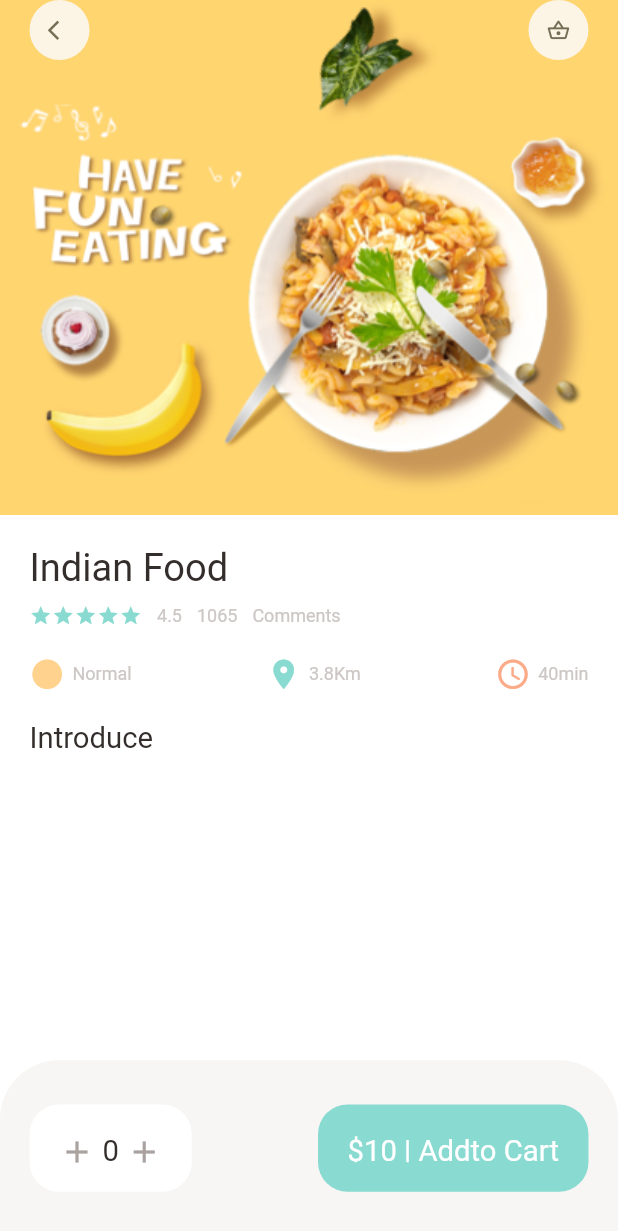
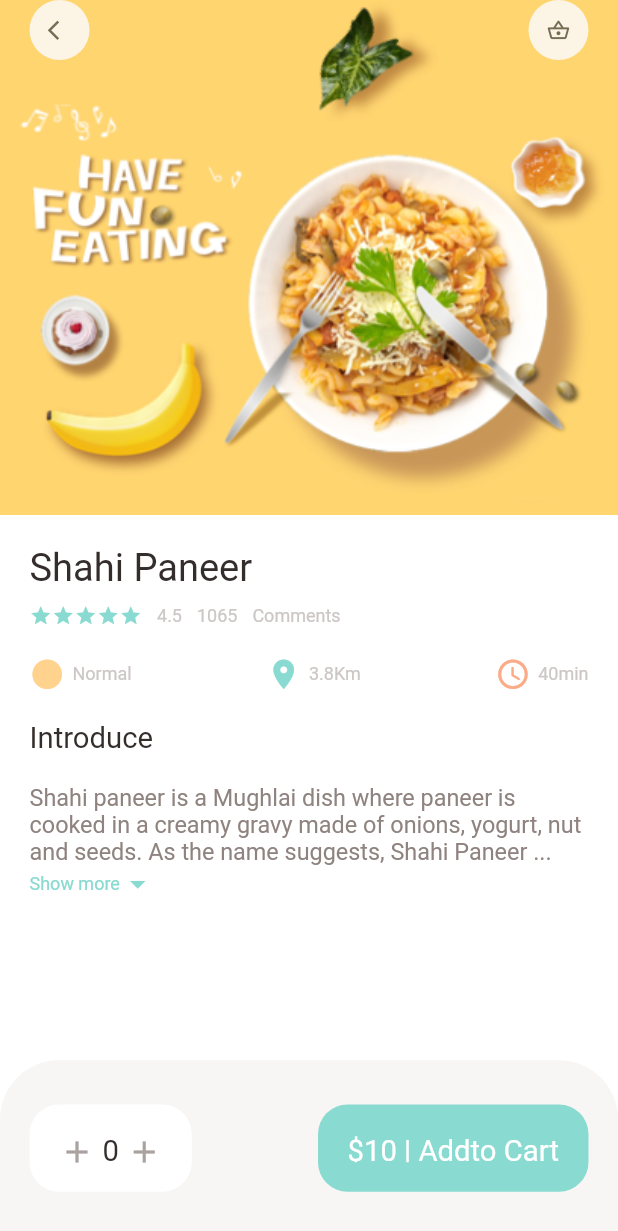
Before and after one commit to apurvajain10/AfzalMao, a Flutter app: the PopularFoodDetail screen opened directly, on a phone screen of 412 x 824 dp. Shown: the top 1231 px of the screen. Run offline on Flutter 3.47's test engine with Material 2 defaults, Android fonts, the phone set to English and light mode, and no system bars; our stand-ins replace dots_indicator, get.

Commit message:
food discription pages

```diff
--- a/lib/main.dart
+++ b/lib/main.dart
@@ -1,4 +1,5 @@
 import 'package:afzal_mao/pages/food/popular_food_detail.dart';
+import 'package:afzal_mao/pages/food/recommended_food_detail.dart';
 import 'package:afzal_mao/pages/home/main_food_page.dart';
 import 'package:flutter/material.dart';
 import 'package:get/get.dart';
@@ -18,7 +19,7 @@ class MyApp extends StatelessWidget {
       theme: ThemeData(
       primarySwatch: Colors.blue,
       ),
-      home: PopularFoodDetail(),
+      home: RecommendedFoodDetail(),
     );
   }
 }
--- a/lib/pages/food/popular_food_detail.dart
+++ b/lib/pages/food/popular_food_detail.dart
@@ -3,6 +3,7 @@ import 'package:afzal_mao/utils/dimensions.dart';
 import 'package:afzal_mao/widgets/app_column.dart';
 import 'package:afzal_mao/widgets/app_icon.dart';
 import 'package:afzal_mao/widgets/big_text.dart';
+import 'package:afzal_mao/widgets/expandable_text_widget.dart';
 import 'package:afzal_mao/widgets/icon_and_text_widget.dart';
 import 'package:afzal_mao/widgets/small_text.dart';
 import 'package:flutter/cupertino.dart';
@@ -17,6 +18,7 @@ class PopularFoodDetail extends StatelessWidget {
       backgroundColor: Colors.white,
       body: Stack(
         children: [
+          //background Image
           Positioned(
               left : 0,
               right: 0,
@@ -33,6 +35,7 @@ class PopularFoodDetail extends StatelessWidget {
                 ),
 
           )),
+          //Icon Widgets
           Positioned(
              left: Dimensions.width20,
             right: Dimensions.width20,
@@ -44,6 +47,7 @@ class PopularFoodDetail extends StatelessWidget {
               ],
             ),
           ),
+          //Introduction of Food
           Positioned(
             left: 0,
               right: 0,
@@ -62,12 +66,28 @@ class PopularFoodDetail extends StatelessWidget {
             child: Column(
               crossAxisAlignment: CrossAxisAlignment.start,
               children: [
-                AppColumn(text:"Indian Food"),
+                AppColumn(text:"Shahi Paneer"),
                 SizedBox(height: Dimensions.height20,),
                 BigText(text: "Introduce"),
+                SizedBox(height: Dimensions.height20,),
+                Expanded( // SingleChildScrollView does not work alone inside a column. you need to wrap it around another widget
+                  child: SingleChildScrollView( // to make it scroallable
+                    child: ExpandableTextWidget(text: "Shahi paneer is a Mughlai dish where paneer is cooked in a creamy gravy made of onions, yogurt, "
+                        "nut and seeds. As the name suggests, Shahi Paneer literally means Paneer for the royalty. So it is cooked with ingredients that "
+                        "impart a richness to the dish like yogurt, cream, nuts and seeds.This is one of the few vegetarian recipes you’ll find in the "
+                        "traditional Mughlai cuisine other than desserts which brings us to a popular and rich regional cuisine made popular by restaurants "
+                        "across India. Shahi paneer is a Mughlai dish where paneer is cooked in a creamy gravy made of onions, yogurt, "
+                        "nut and seeds. As the name suggests, Shahi Paneer literally means Paneer for the royalty. So it is cooked with ingredients that "
+                        "impart a richness to the dish like yogurt, cream, nuts and seeds.This is one of the few vegetarian recipes you’ll find in the "
+                        "traditional Mughlai cuisine other than desserts which brings us to a popular and rich regional cuisine made popular by restaurants "
+                        "across India. "),
+                  ),
+                )
               ],
             ),
           ))
+          //Expandabe Text Widget
+
         ],
       ),
       bottomNavigationBar: Container(
--- /dev/null
+++ b/lib/pages/food/recommended_food_detail.dart
@@ -0,0 +1,84 @@
+import 'package:afzal_mao/utils/colors.dart';
+import 'package:afzal_mao/utils/dimensions.dart';
+import 'package:afzal_mao/widgets/app_icon.dart';
+import 'package:afzal_mao/widgets/big_text.dart';
+import 'package:flutter/cupertino.dart';
+import 'package:flutter/material.dart';
+
+class RecommendedFoodDetail extends StatelessWidget {
+  const RecommendedFoodDetail({Key? key}) : super(key: key);
+
+  @override
+  Widget build(BuildContext context) {
+    return Scaffold(
+      body: CustomScrollView(
+        slivers: [//slivers are special widgets that have special effect
+          //it takes a list of slivers
+          SliverAppBar(
+            toolbarHeight: 80,
+            title: Row(
+              mainAxisAlignment: MainAxisAlignment.spaceBetween,
+              children: [
+                AppIcon(icon: Icons.clear),
+                AppIcon(icon: Icons.shopping_basket_outlined),
+              ],
+            ),
+            bottom: PreferredSize(
+              preferredSize: Size.fromHeight(20),
+              child: Container(
+                //margin: EdgeInsets.only(left: Dimensions.width20, right: Dimensions.width20),
+                color: Colors.white,
+                child: Center(child: BigText(size: Dimensions.font26,
+                    text:"Silver App Bar")),
+                width: double.maxFinite,
+                padding: EdgeInsets.only(top:5, bottom:10),
+
+                //decoration: BoxDecoration(
+                  //  borderRadius: BorderRadius.only(
+                      //  topLeft: Radius.circular(Dimensions.radius20),
+                      //  topRight: Radius.circular(Dimensions.radius20)
+                    //)
+              //  ),
+              )
+            ),
+            expandedHeight: 300,
+            pinned: true,
+            backgroundColor: AppColors.yellowColor,
+            flexibleSpace: FlexibleSpaceBar(
+              background: Image.asset("assets/image/food0.png",
+              width: double.maxFinite,
+              fit: BoxFit.cover,),
+            ),
+          ),
+          SliverToBoxAdapter(
+            child: Text("Shahi paneer is a Mughlai dish where paneer is cooked in a creamy gravy made of onions, yogurt, "
+                "nut and seeds. As the name suggests, Shahi Paneer literally means Paneer for the royalty. So it is cooked with ingredients that "
+                "impart a richness to the dish like yogurt, cream, nuts and seeds.This is one of the few vegetarian recipes you’ll find in the "
+                "traditional Mughlai cuisine other than desserts which brings us to a popular and rich regional cuisine made popular by restaurants "
+                "across India. Shahi paneer is a Mughlai dish where paneer is cooked in a creamy gravy made of onions, yogurt, "
+                "nut and seeds. As the name suggests, Shahi Paneer literally means Paneer for the royalty. So it is cooked with ingredients that "
+                "impart a richness to the dish like yogurt, cream, nuts and seeds.This is one of the few vegetarian recipes you’ll find in the "
+                "traditional Mughlai cuisine other than desserts which brings us to a popular and rich regional cuisine made popular by restaurants "
+                "across India. Shahi paneer is a Mughlai dish where paneer is cooked in a creamy gravy made of onions, yogurt, "
+                "nut and seeds. As the name suggests, Shahi Paneer literally means Paneer for the royalty. So it is cooked with ingredients that "
+                "impart a richness to the dish like yogurt, cream, nuts and seeds.This is one of the few vegetarian recipes you’ll find in the "
+                "traditional Mughlai cuisine other than desserts which brings us to a popular and rich regional cuisine made popular by restaurants "
+                "across India. Shahi paneer is a Mughlai dish where paneer is cooked in a creamy gravy made of onions, yogurt, "
+                "nut and seeds. As the name suggests, Shahi Paneer literally means Paneer for the royalty. So it is cooked with ingredients that "
+                "impart a richness to the dish like yogurt, cream, nuts and seeds.This is one of the few vegetarian recipes you’ll find in the "
+                "traditional Mughlai cuisine other than desserts which brings us to a popular and rich regional cuisine made popular by restaurants "
+                "across India. Shahi paneer is a Mughlai dish where paneer is cooked in a creamy gravy made of onions, yogurt, "
+                "nut and seeds. As the name suggests, Shahi Paneer literally means Paneer for the royalty. So it is cooked with ingredients that "
+                "impart a richness to the dish like yogurt, cream, nuts and seeds.This is one of the few vegetarian recipes you’ll find in the "
+                "traditional Mughlai cuisine other than desserts which brings us to a popular and rich regional cuisine made popular by restaurants "
+                "across India. Shahi paneer is a Mughlai dish where paneer is cooked in a creamy gravy made of onions, yogurt, "
+                "nut and seeds. As the name suggests, Shahi Paneer literally means Paneer for the royalty. So it is cooked with ingredients that "
+                "impart a richness to the dish like yogurt, cream, nuts and seeds.This is one of the few vegetarian recipes you’ll find in the "
+                "traditional Mughlai cuisine other than desserts which brings us to a popular and rich regional cuisine made popular by restaurants "
+                "across India. "),
+          )
+        ],
+      ),
+    );
+  }
+}
--- a/lib/utils/dimensions.dart
+++ b/lib/utils/dimensions.dart
@@ -22,6 +22,7 @@ class Dimensions{
   static double width45=screenHeight/18.60;
 
   //fontsize
+  static double font16 = screenHeight/52.75;
   static double font20 = screenHeight/42.2;
   static double font26 = screenHeight/32.46;
 
--- /dev/null
+++ b/lib/widgets/expandable_text_widget.dart
@@ -0,0 +1,59 @@
+
+
+import 'package:afzal_mao/utils/colors.dart';
+import 'package:afzal_mao/utils/dimensions.dart';
+import 'package:afzal_mao/widgets/small_text.dart';
+import 'package:flutter/cupertino.dart';
+import 'package:flutter/material.dart';
+
+class ExpandableTextWidget extends StatefulWidget {
+final String text;
+  const ExpandableTextWidget({Key? key, required this.text}) : super(key: key);
+
+  @override
+  State<ExpandableTextWidget> createState() => _ExpandableTextWidgetState();
+}
+
+class _ExpandableTextWidgetState extends State<ExpandableTextWidget> {
+  late String firstHalf; // because we will initialize them lately
+  late String secondHalf;
+
+  bool hiddenText = true;
+  double textHeight = Dimensions.screenHeight/5.63;
+  @override
+  void initState(){
+    super.initState();
+    if(widget.text.length > textHeight){
+      firstHalf = widget.text.substring(0, textHeight.toInt());
+      secondHalf = widget.text.substring(textHeight.toInt()+1, widget.text.length);
+    }
+    else{
+      firstHalf = widget.text;
+      secondHalf = "";
+    }
+  }
+  @override
+  Widget build(BuildContext context) {
+    return Container(
+      child: secondHalf.isEmpty?SmallText(color:AppColors.paraColor,size: Dimensions.font16,text: firstHalf): Column(
+        children: [
+          SmallText(height: 1.8,color:AppColors.paraColor,size: Dimensions.font16,text: hiddenText?(firstHalf+"..."):(firstHalf+secondHalf)),
+          InkWell(
+            onTap: (){
+              //setstate is used for triggering redraw based on certain variable value change
+              setState((){
+                hiddenText=!hiddenText;
+              });
+            },
+            child: Row(
+              children: [
+                SmallText(text: "Show more", color: AppColors.mainColor,),
+                Icon(hiddenText?Icons.arrow_drop_down: Icons.arrow_drop_up, color: AppColors.mainColor,)
+              ],
+            ),
+          )
+    ],
+      ),
+    );
+  }
+}
```
